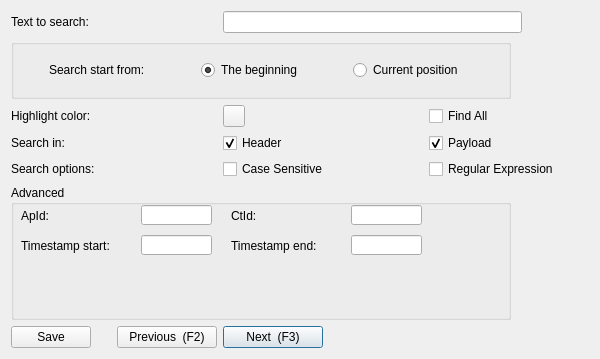
This is src/searchdialog.ui in COVESA/dlt-viewer as Qt 5 draws it before an edit. The edited form follows.
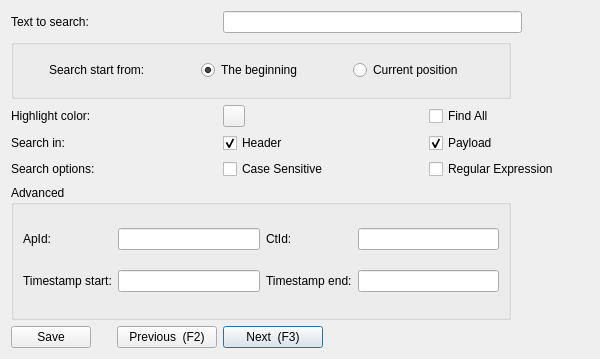
This is the edited form. Icons and pictures are not drawn.

Commit message:
Adjust layout of search dialog
Compensate gap due to removed payload-range
input fields

Patch:
```diff
--- a/src/searchdialog.ui
+++ b/src/searchdialog.ui
@@ -41,15 +41,16 @@
      <property name="title">
       <string>Advanced</string>
      </property>
+     <layout class="QGridLayout" name="gridLayout_2">
+      <item row="0" column="0">
+       <widget class="QLabel" name="label_6">
+        <property name="text">
+         <string>ApId:</string>
+        </property>
+       </widget>
+      </item>
+      <item row="0" column="1">
      <widget class="QLineEdit" name="apIdlineEdit">
-      <property name="geometry">
-       <rect>
-        <x>130</x>
-        <y>20</y>
-        <width>71</width>
-        <height>20</height>
-       </rect>
-      </property>
       <property name="toolTip">
        <string>&lt;html&gt;&lt;head/&gt;&lt;body&gt;&lt;p&gt;Only messages of the given ApId are considered by the search &lt;/p&gt;&lt;/body&gt;&lt;/html&gt;</string>
       </property>
@@ -57,41 +58,16 @@
        <string>&lt;html&gt;&lt;head/&gt;&lt;body&gt;&lt;p&gt;Enter the ApId to search text only for this ApId&lt;/p&gt;&lt;/body&gt;&lt;/html&gt;</string>
       </property>
      </widget>
-     <widget class="QLabel" name="label_6">
-      <property name="geometry">
-       <rect>
-        <x>10</x>
-        <y>20</y>
-        <width>51</width>
-        <height>21</height>
-       </rect>
-      </property>
-      <property name="text">
-       <string>ApId:</string>
-      </property>
-     </widget>
+      </item>
+      <item row="0" column="2">
      <widget class="QLabel" name="label_7">
-      <property name="geometry">
-       <rect>
-        <x>220</x>
-        <y>20</y>
-        <width>51</width>
-        <height>21</height>
-       </rect>
-      </property>
       <property name="text">
        <string>CtId:</string>
       </property>
      </widget>
+      </item>
+      <item row="0" column="3">
      <widget class="QLineEdit" name="ctIdlineEdit">
-      <property name="geometry">
-       <rect>
-        <x>340</x>
-        <y>20</y>
-        <width>71</width>
-        <height>20</height>
-       </rect>
-      </property>
       <property name="toolTip">
        <string>&lt;html&gt;&lt;head/&gt;&lt;body&gt;&lt;p&gt;Only messages of the given CtId are considered by the search &lt;/p&gt;&lt;/body&gt;&lt;/html&gt;</string>
       </property>
@@ -99,31 +75,9 @@
        <string>&lt;html&gt;&lt;head/&gt;&lt;body&gt;&lt;p&gt;Enter the CtId to search text only for this CtId&lt;/p&gt;&lt;/body&gt;&lt;/html&gt;</string>
       </property>
      </widget>
-     <widget class="QLineEdit" name="timeStartlineEdit">
-      <property name="geometry">
-       <rect>
-        <x>130</x>
-        <y>50</y>
-        <width>71</width>
-        <height>20</height>
-       </rect>
-      </property>
-      <property name="toolTip">
-       <string>&lt;html&gt;&lt;head/&gt;&lt;body&gt;&lt;p&gt;Starting time stamp of format xxx.yyy&lt;/p&gt;&lt;/body&gt;&lt;/html&gt;</string>
-      </property>
-      <property name="whatsThis">
-       <string>&lt;html&gt;&lt;head/&gt;&lt;body&gt;&lt;p&gt;Enter the TimeStamp start after which the text would be searched&lt;/p&gt;&lt;/body&gt;&lt;/html&gt;</string>
-      </property>
-     </widget>
+      </item>
+      <item row="1" column="0">
      <widget class="QLabel" name="label_8">
-      <property name="geometry">
-       <rect>
-        <x>10</x>
-        <y>50</y>
-        <width>111</width>
-        <height>21</height>
-       </rect>
-      </property>
       <property name="toolTip">
        <string>&lt;html&gt;&lt;head/&gt;&lt;body&gt;&lt;p&gt;Only consider / show search hits inbetween the given time stamp range&lt;/p&gt;&lt;/body&gt;&lt;/html&gt;</string>
       </property>
@@ -131,15 +85,26 @@
        <string>Timestamp start:</string>
       </property>
      </widget>
+      </item>
+      <item row="1" column="1">
+       <widget class="QLineEdit" name="timeStartlineEdit">
+        <property name="toolTip">
+         <string>&lt;html&gt;&lt;head/&gt;&lt;body&gt;&lt;p&gt;Starting time stamp of format xxx.yyy&lt;/p&gt;&lt;/body&gt;&lt;/html&gt;</string>
+        </property>
+        <property name="whatsThis">
+         <string>&lt;html&gt;&lt;head/&gt;&lt;body&gt;&lt;p&gt;Enter the TimeStamp start after which the text would be searched&lt;/p&gt;&lt;/body&gt;&lt;/html&gt;</string>
+        </property>
+       </widget>
+      </item>
+      <item row="1" column="2">
+       <widget class="QLabel" name="label_9">
+        <property name="text">
+         <string>Timestamp end:</string>
+        </property>
+       </widget>
+      </item>
+      <item row="1" column="3">
      <widget class="QLineEdit" name="timeEndlineEdit">
-      <property name="geometry">
-       <rect>
-        <x>340</x>
-        <y>50</y>
-        <width>71</width>
-        <height>20</height>
-       </rect>
-      </property>
       <property name="toolTip">
        <string>&lt;html&gt;&lt;head/&gt;&lt;body&gt;&lt;p&gt;Stop time stamp of format xxx.yyy&lt;/p&gt;&lt;/body&gt;&lt;/html&gt;</string>
       </property>
@@ -147,19 +112,8 @@
        <string>&lt;html&gt;&lt;head/&gt;&lt;body&gt;&lt;p&gt;Enter the TimeStamp end before which this text would be searched&lt;/p&gt;&lt;/body&gt;&lt;/html&gt;</string>
       </property>
      </widget>
-     <widget class="QLabel" name="label_9">
-      <property name="geometry">
-       <rect>
-        <x>220</x>
-        <y>50</y>
-        <width>111</width>
-        <height>21</height>
-       </rect>
-      </property>
-      <property name="text">
-       <string>Timestamp end:</string>
-      </property>
-     </widget>
+      </item>
+     </layout>
     </widget>
    </item>
    <item row="10" column="3">
```
Lines whose indentation alone changed are shown as unchanged.
